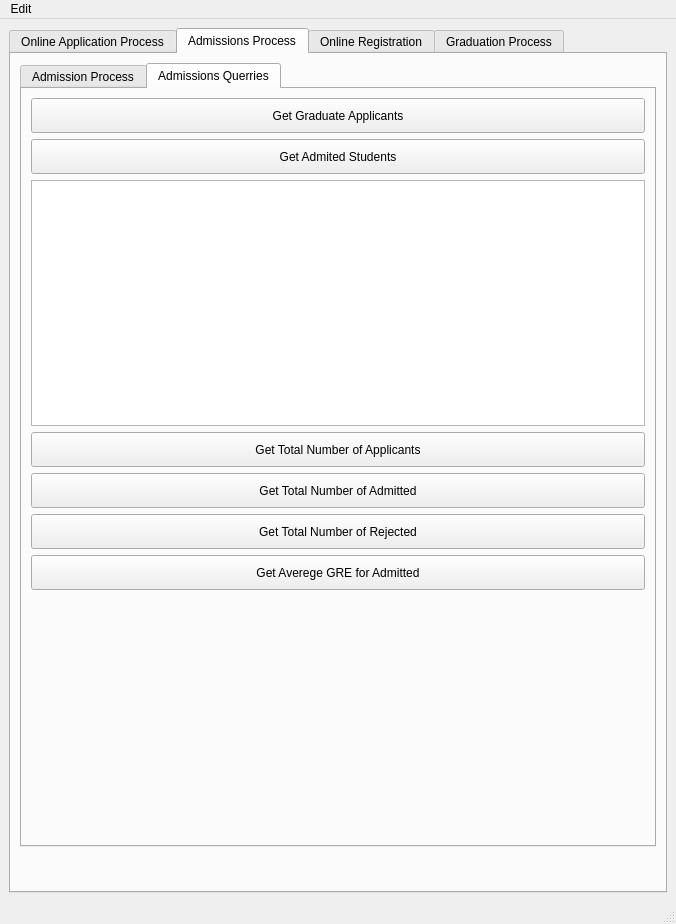
Qt form starrs/ui/ui_main.ui (kiryha/CIS556) before a commit.
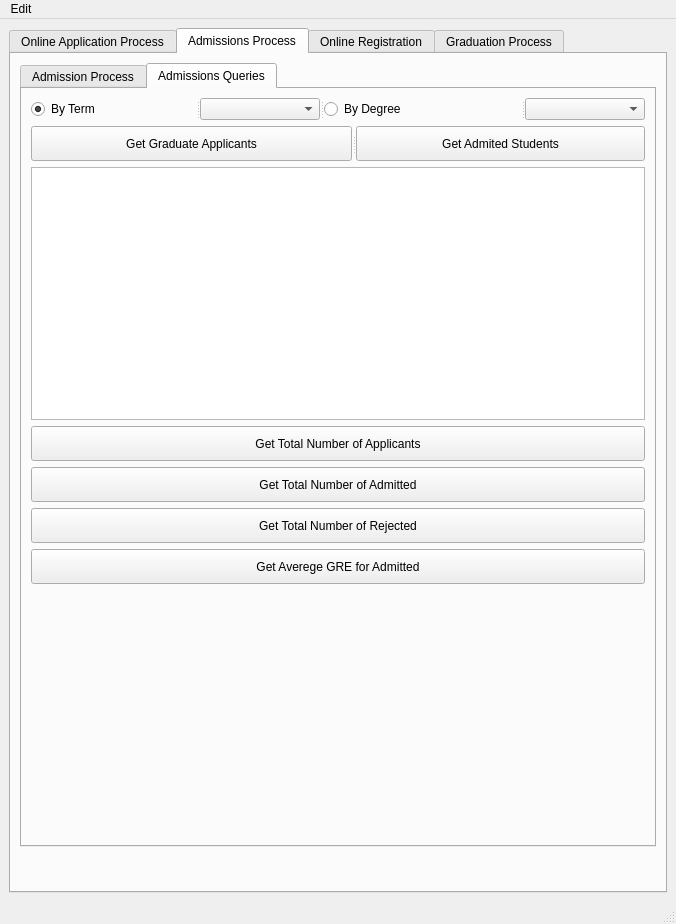
The same form after that commit. The open tabs and pages were chosen to show the change.

Commit message: query graduate applicants

```diff
--- a/starrs/ui/ui_main.ui
+++ b/starrs/ui/ui_main.ui
@@ -851,24 +851,62 @@
           </widget>
           <widget class="QWidget" name="tab_7">
            <attribute name="title">
-            <string>Admissions Querries</string>
+            <string>Admissions Queries</string>
            </attribute>
            <layout class="QVBoxLayout" name="verticalLayout_4">
             <item>
-             <widget class="QPushButton" name="pushButton_2">
-              <property name="minimumSize">
+             <widget class="QSplitter" name="splitter_19">
+              <property name="orientation">
+               <enum>Qt::Horizontal</enum>
+              </property>
+              <widget class="QRadioButton" name="radByTerm">
+               <property name="text">
+                <string>By Term</string>
+               </property>
+               <property name="checked">
+                <bool>true</bool>
+               </property>
+              </widget>
+              <widget class="QComboBox" name="comAdmissionTermQ">
+               <property name="maximumSize">
                <size>
-                <width>0</width>
-                <height>35</height>
-               </size>
-              </property>
+                 <width>120</width>
+                 <height>16777215</height>
+                </size>
+               </property>
+              </widget>
+              <widget class="QRadioButton" name="radByDegree">
               <property name="text">
-               <string>Get Graduate Applicants</string>
-              </property>
+                <string>By Degree</string>
+               </property>
+              </widget>
+              <widget class="QComboBox" name="comDegreeSoughtQ">
+               <property name="maximumSize">
+                <size>
+                 <width>120</width>
+                 <height>16777215</height>
+                </size>
+               </property>
+              </widget>
              </widget>
             </item>
             <item>
-             <widget class="QPushButton" name="pushButton_3">
+             <widget class="QSplitter" name="splitter_20">
+              <property name="orientation">
+               <enum>Qt::Horizontal</enum>
+              </property>
+              <widget class="QPushButton" name="btnGetApplicants">
+               <property name="minimumSize">
+                <size>
+                 <width>0</width>
+                 <height>35</height>
+                </size>
+               </property>
+               <property name="text">
+                <string>Get Graduate Applicants</string>
+               </property>
+              </widget>
+              <widget class="QPushButton" name="btnGetStudents">
               <property name="minimumSize">
                <size>
                 <width>0</width>
@@ -878,6 +916,7 @@
               <property name="text">
                <string>Get Admited Students</string>
               </property>
+              </widget>
              </widget>
             </item>
             <item>
```
Lines whose indentation alone changed are shown as unchanged. The commit also changes 2 other files.
